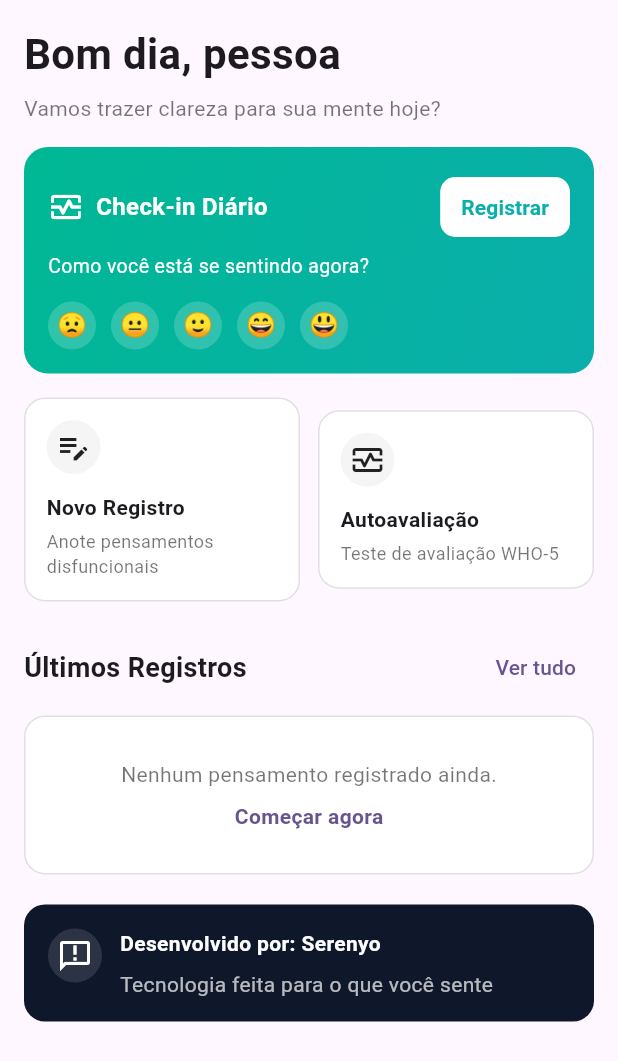
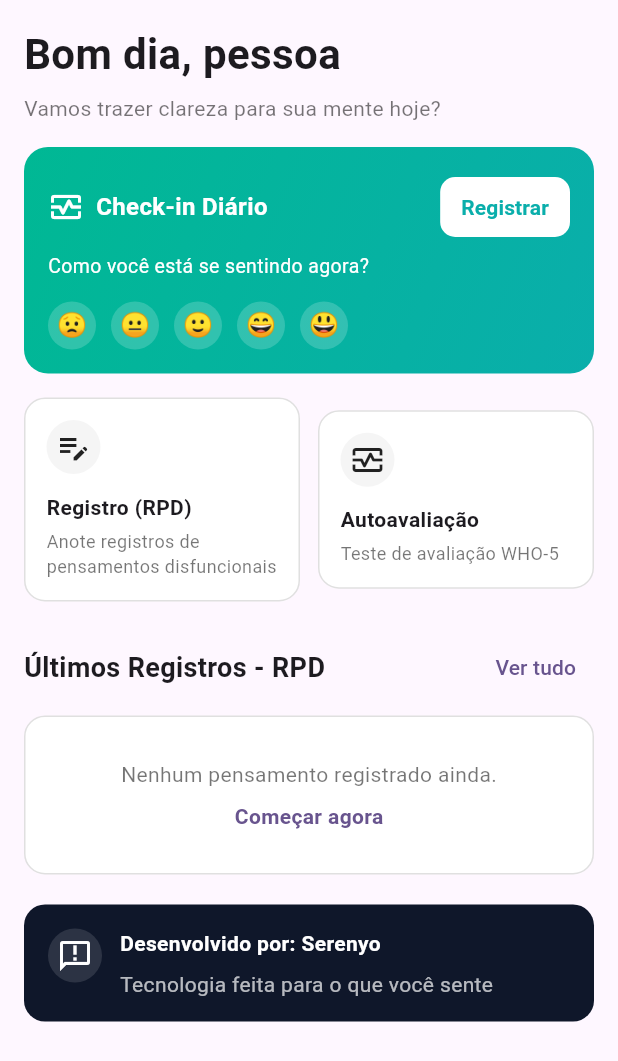
Before and after one commit to jcrrosario/MenteClara, a Flutter app: the screen it shows after launch, on a phone screen of 412 x 824 dp. Shown: the top 1061 px of the screen. Run offline on Flutter 3.47's test engine with Material 3 defaults, Android fonts, the light colour scheme and no system bars; our stand-ins replace drift; accounts and stored records are empty; generated files the repository leaves out were written again.

Commit message:
Ajuste de texto em telas

```diff
--- a/lib/pages/home_page.dart
+++ b/lib/pages/home_page.dart
@@ -143,8 +143,8 @@ class _HomePageState extends State<HomePage> {
                   Expanded(
                     child: _actionCard(
                       icon: Icons.edit_note,
-                      title: 'Novo Registro',
-                      subtitle: 'Anote pensamentos disfuncionais',
+                      title: 'Registro (RPD)',
+                      subtitle: 'Anote registros de pensamentos disfuncionais',
                       onTap: _openNewRecord,
                     ),
                   ),
@@ -173,7 +173,7 @@ class _HomePageState extends State<HomePage> {
                 mainAxisAlignment: MainAxisAlignment.spaceBetween,
                 children: [
                   const Text(
-                    'Últimos Registros',
+                    'Últimos Registros - RPD',
                     style: TextStyle(
                       fontSize: 18,
                       fontWeight: FontWeight.w700,
--- a/lib/pages/new_record_page.dart
+++ b/lib/pages/new_record_page.dart
@@ -97,7 +97,7 @@ class _NewRecordPageState extends State<NewRecordPage> {
       appBar: AppBar(
         backgroundColor: Colors.transparent,
         elevation: 0,
-        title: Text(isEdit ? 'Editar registro' : 'Novo registro'),
+        title: Text(isEdit ? 'Edição' : 'Novo registro RPD'),
       ),
 
       // ✅ Coloca o botão em bottomNavigationBar.
--- a/lib/pages/record_detail_page.dart
+++ b/lib/pages/record_detail_page.dart
@@ -57,7 +57,7 @@ class _RecordDetailPageState extends State<RecordDetailPage> {
       appBar: AppBar(
         backgroundColor: Colors.transparent,
         elevation: 0,
-        title: const Text('Detalhe do registro'),
+        title: const Text('Consulta de RPD'),
         actions: [
           IconButton(
             tooltip: 'Editar',
--- a/lib/pages/records_list_page.dart
+++ b/lib/pages/records_list_page.dart
@@ -192,7 +192,7 @@ class _RecordsListPageState extends State<RecordsListPage> {
           const SizedBox(width: 4),
           const Expanded(
             child: Text(
-              'Registros',
+              'Lista de Registros RPD',
               style: TextStyle(fontSize: 22, fontWeight: FontWeight.w800),
             ),
           ),
```
